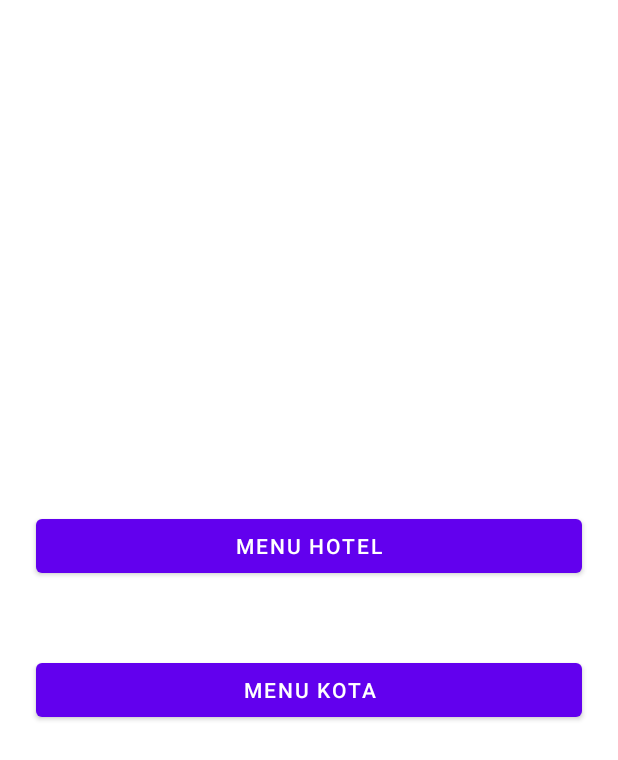
After one commit to azharsiddiq36/SprintTechnicalTest, an Android app: the layout activity_main_menu.xml on its own in the app's theme, with its tools: preview values and no code run, on a phone screen of 412 x 824 dp. The commit adds this screen. Shown: the top 760 px of the screen. Run offline under Robolectric (Android 15) with nearby library versions, the phone set to English and light mode, and no system bars.

Commit message:
Feature (ADD) : Akomodasi Hotel

```diff
--- a/app/src/main/java/com/example/sprinttechnicaltest/MainActivity.kt
+++ b/app/src/main/java/com/example/sprinttechnicaltest/MainActivity.kt
@@ -46,7 +46,7 @@ class MainActivity : AppCompatActivity() {
             kotaAdapter!!.itemClickListener = object : KotaAdapter.Listener {
                 override fun onClick(selected: Content) {
                     Toast.makeText(context, "Kentang", Toast.LENGTH_SHORT).show()
-                    NavigatorRepository.openDetailKota(context,selected.countryId)
+                    NavigatorRepository.openDetailKota(context)
                 }
             }
         }
--- a/app/src/main/java/com/example/sprinttechnicaltest/adapter/AkomodasiAdapter.kt
+++ b/app/src/main/java/com/example/sprinttechnicaltest/adapter/AkomodasiAdapter.kt
@@ -6,6 +6,7 @@ import android.view.View
 import android.view.ViewGroup
 import androidx.recyclerview.widget.RecyclerView
 import com.example.sprinttechnicaltest.R
+import com.example.sprinttechnicaltest.databinding.ListItemAkomodasiBinding
 import com.example.sprinttechnicaltest.databinding.ListItemKotaBinding
 import com.example.sprinttechnicaltest.model.akomodasi.Content
 import com.example.sprinttechnicaltest.model.akomodasi.Response
@@ -31,7 +32,7 @@ class AkomodasiAdapter(private val context: Context,private val data: Response):
         return data.data.content.size
     }
     class MyViewHolder(val context: Context, view: View, val listener:Listener?):RecyclerView.ViewHolder(view) {
-        val binding = ListItemKotaBinding.bind(view)
+        val binding = ListItemAkomodasiBinding.bind(view)
         fun bind(akomodasiData: Content){
             binding.tvMovie.text = akomodasiData.ticketName
             binding.cvMovie.setOnClickListener {
--- a/app/src/main/java/com/example/sprinttechnicaltest/enum/Constant.kt
+++ b/app/src/main/java/com/example/sprinttechnicaltest/enum/Constant.kt
@@ -3,9 +3,8 @@ package com.example.rdiandroiddevelopertest.enum
 //import com.example.rdiandroiddevelopertest.BuildConfig
 
 object Constant {
-    const val BASE_URL = "https://api.themoviedb.org/"
-    const val IMAGE_URL = "https://image.tmdb.org/t/p/w500/"
-    const val API_KEY = "BuildConfig.API_KEY"
+    const val JSONKOTA = "kota.json"
+    const val JSONAKOMODASI = "akomodasihotel.json"
     const val LANGUAGE = "en-US"
     const val FINDBUG = "FINDBUG"
     const val genreId = "genreId"
--- a/app/src/main/java/com/example/sprinttechnicaltest/repository/JsonRepository.kt
+++ b/app/src/main/java/com/example/sprinttechnicaltest/repository/JsonRepository.kt
@@ -2,6 +2,7 @@ package com.example.sprinttechnicaltest.repository
 
 import android.content.Context
 import android.util.Log
+import com.example.rdiandroiddevelopertest.enum.Constant
 import com.example.sprinttechnicaltest.model.akomodasi.Response
 import com.example.sprinttechnicaltest.model.kota.ResponseKota
 import com.google.gson.Gson
@@ -14,7 +15,7 @@ object JsonRepository {
     private lateinit var responseKota:ResponseKota
     private lateinit var responseAkomodasi: Response
     fun getKota(context:Context): ResponseKota {
-        val jsonFileString = getJsonDataFromAsset(context, "kota.json")
+        val jsonFileString = getJsonDataFromAsset(context, Constant.JSONKOTA)
         Log.i("kentang 16", jsonFileString.toString())
         val parser = JsonParser()
         val mJson: JsonElement = parser.parse(jsonFileString)
@@ -23,7 +24,7 @@ object JsonRepository {
         return responseKota
     }
     fun getAkomodasi(context: Context): Response {
-        val jsonFileString = getJsonDataFromAsset(context, "akomodasihotel.json")
+        val jsonFileString = getJsonDataFromAsset(context, Constant.JSONAKOMODASI)
         val parser = JsonParser()
         val mJson: JsonElement = parser.parse(jsonFileString)
         val gson = Gson()
--- /dev/null
+++ b/app/src/main/res/layout/activity_main_menu.xml
@@ -0,0 +1,32 @@
+<?xml version="1.0" encoding="utf-8"?>
+<layout xmlns:android="http://schemas.android.com/apk/res/android"
+    xmlns:app="http://schemas.android.com/apk/res-auto"
+    xmlns:tools="http://schemas.android.com/tools">
+<androidx.constraintlayout.widget.ConstraintLayout
+    android:layout_width="match_parent"
+    android:layout_height="match_parent"
+    tools:context=".MainMenuActivity">
+
+    <LinearLayout
+        android:layout_width="match_parent"
+        android:layout_height="wrap_content"
+        android:orientation="vertical"
+        app:layout_constraintBottom_toBottomOf="parent"
+        app:layout_constraintTop_toTopOf="parent">
+        <com.google.android.material.button.MaterialButton
+            android:layout_margin="24dp"
+            android:layout_width="match_parent"
+            android:id="@+id/tvHotel"
+            android:text="Menu Hotel"
+            app:rippleColor="@color/white"
+            android:layout_height="wrap_content"/>
+        <com.google.android.material.button.MaterialButton
+            app:rippleColor="@color/white"
+            android:layout_margin="24dp"
+            android:layout_width="match_parent"
+            android:id="@+id/tvKota"
+            android:text="Menu Kota"
+            android:layout_height="wrap_content"/>
+    </LinearLayout>
+</androidx.constraintlayout.widget.ConstraintLayout>
+</layout>
```
Also changed, not shown: app/src/main/AndroidManifest.xml (+6 -3 lines), app/src/main/java/com/example/sprinttechnicaltest/AkomodasiHotelActivity.kt (added, +48 -0 lines), app/src/main/java/com/example/sprinttechnicaltest/MainMenuActivity.kt (added, +27 -0 lines), app/src/main/java/com/example/sprinttechnicaltest/repository/NavigatorRepository.kt (+10 -2 lines), app/src/main/java/com/example/sprinttechnicaltest/viewmodel/AkomodasiViewModel.kt (+11 -1 lines), app/src/main/res/layout/activity_akomodasi_hotel.xml (added, +20 -0 lines).
